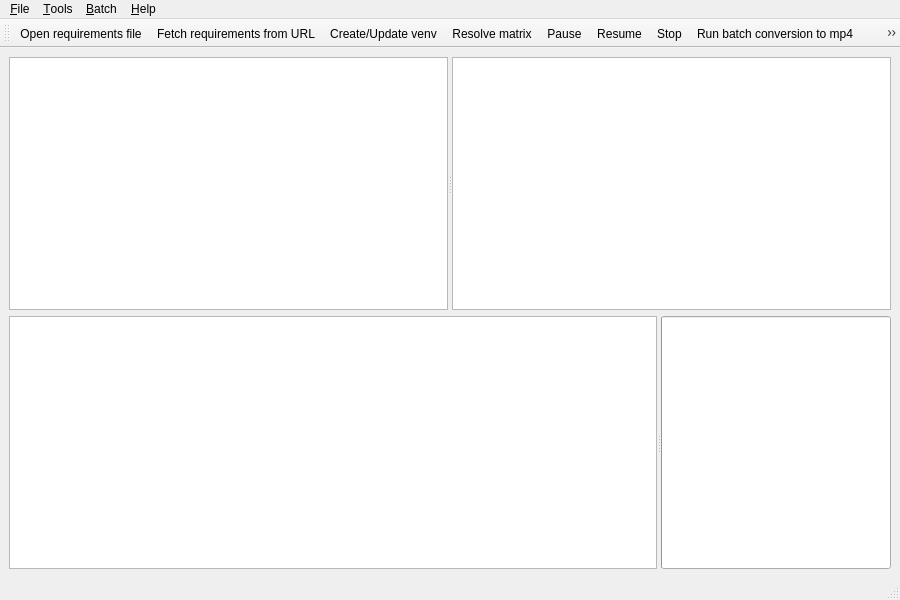
Above: src/MainWindow.ui from AM-Tower/Pip-Matrix-Resolver before the change. Below: the same form after it.
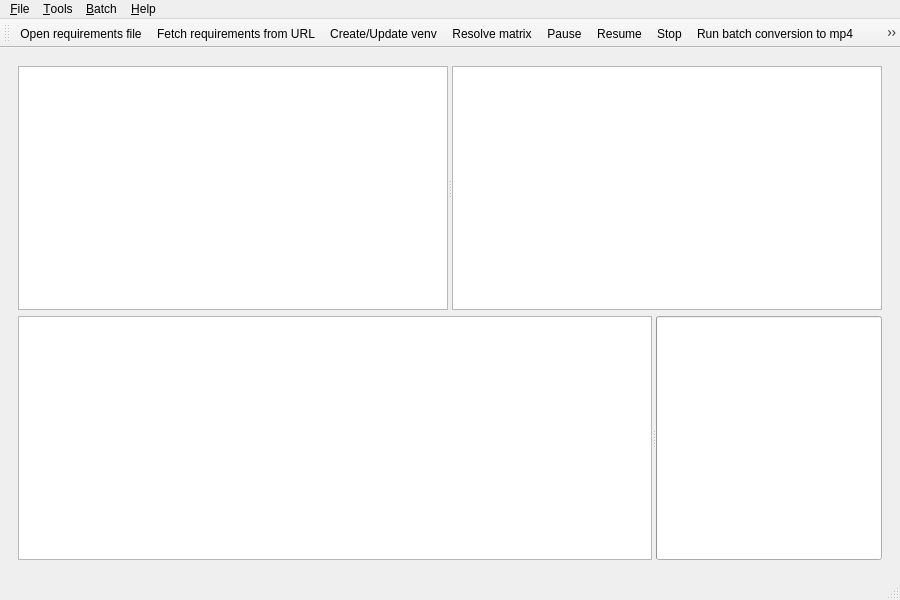
That is the form after the change. Icons and pictures are not drawn.

Diff of the .ui file:
```diff
--- a/src/MainWindow.ui
+++ b/src/MainWindow.ui
@@ -16,25 +16,42 @@
   <widget class="QWidget" name="centralwidget">
    <layout class="QVBoxLayout" name="verticalLayout">
     <item>
-     <widget class="QSplitter" name="splitter">
-      <property name="orientation">
-       <enum>Qt::Orientation::Horizontal</enum>
-      </property>
-      <widget class="QTableView" name="requirementsView"/>
-      <widget class="QTableView" name="matrixView"/>
-     </widget>
-    </item>
-    <item>
-     <widget class="QSplitter" name="bottomSplitter">
-      <property name="orientation">
-       <enum>Qt::Orientation::Horizontal</enum>
-      </property>
-      <widget class="QPlainTextEdit" name="logView">
-       <property name="readOnly">
-        <bool>true</bool>
-       </property>
+     <widget class="QStackedWidget" name="stacked">
+      <property name="currentIndex"><number>0</number></property>
+
+      <!-- Main Page -->
+      <widget class="QWidget" name="mainPage">
+       <attribute name="title"><string>Main</string></attribute>
+       <layout class="QVBoxLayout" name="mainLayout">
+        <item>
+         <widget class="QSplitter" name="splitter">
+          <property name="orientation"><enum>Qt::Horizontal</enum></property>
+          <widget class="QTableView" name="requirementsView"/>
+          <widget class="QTableView" name="matrixView"/>
+         </widget>
+        </item>
+        <item>
+         <widget class="QSplitter" name="bottomSplitter">
+          <property name="orientation"><enum>Qt::Horizontal</enum></property>
+          <widget class="QPlainTextEdit" name="logView">
+           <property name="readOnly"><bool>true</bool></property>
+          </widget>
+          <widget class="QProgressBar" name="progressBar"/>
+         </widget>
+        </item>
+       </layout>
       </widget>
-      <widget class="QProgressBar" name="progressBar"/>
+
+      <!-- History Page (promote to MatrixHistory in Designer) -->
+      <widget class="QWidget" name="historyPage">
+       <attribute name="title"><string>History</string></attribute>
+       <layout class="QVBoxLayout" name="historyLayout">
+        <item>
+         <widget class="QWidget" name="matrixHistoryWidget"/>
+        </item>
+       </layout>
+      </widget>
+
      </widget>
     </item>
    </layout>
```
Left out of the diff: 81 changed lines with no effect on the pictures.
